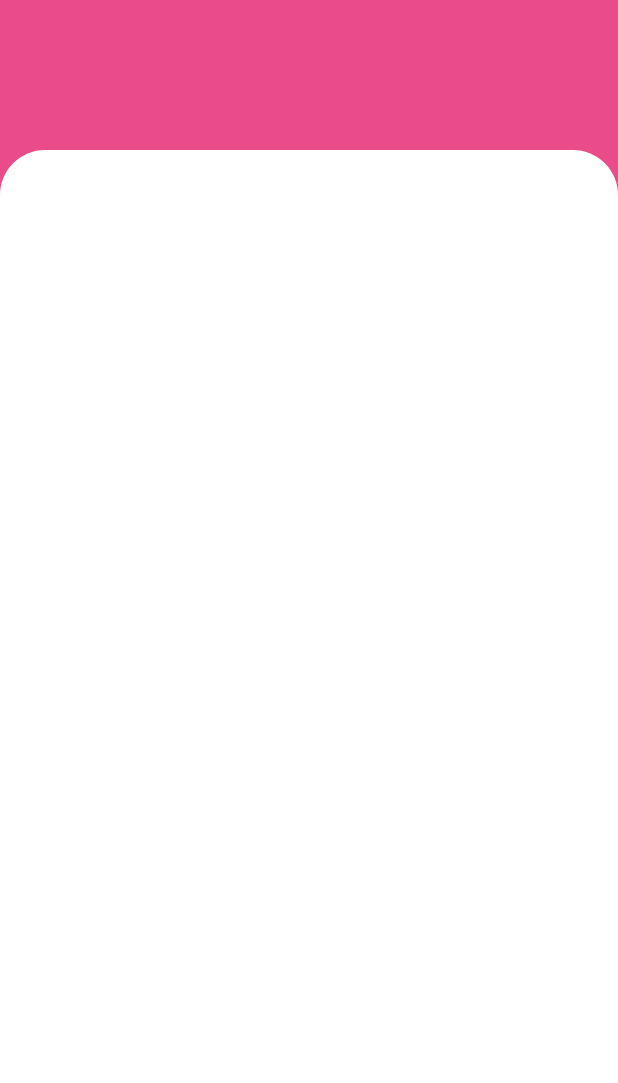
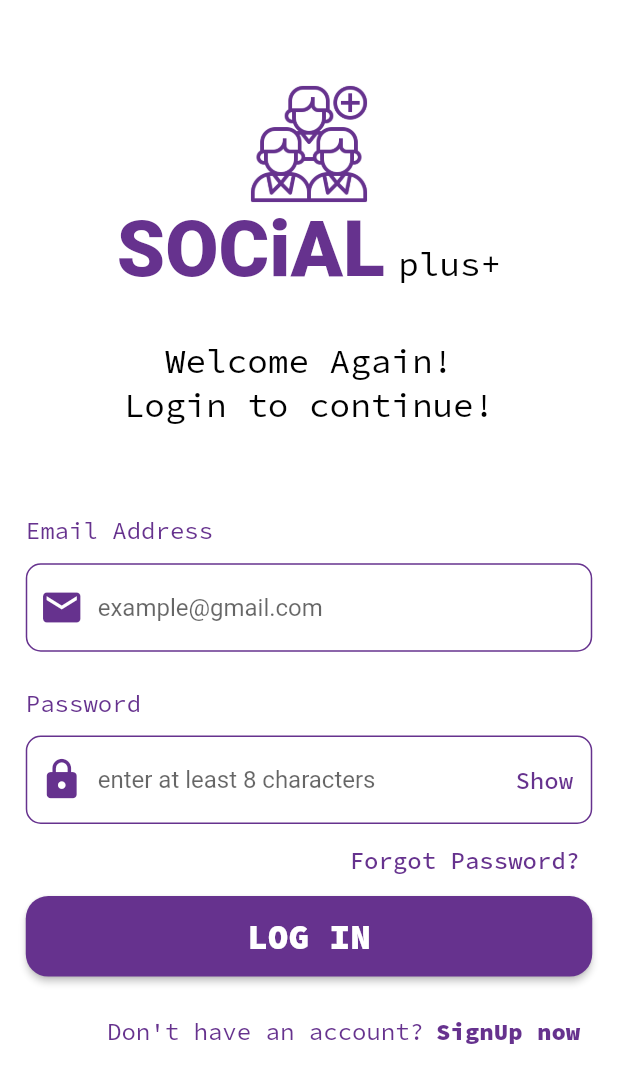
Before and after one commit to Mohamedramzii/social-plus, a Flutter app: the screen it shows after launch, on a phone screen of 412 x 824 dp. Shown: the top 1083 px of the screen. Run offline on Flutter 3.47's test engine with Material 2 defaults, Android fonts, the phone set to English and light mode, and no system bars; our stand-ins replace flutter_screenutil, google_fonts, hexcolor, page_transition.

Commit message:
Login and Signup UI DONE

```diff
--- /dev/null
+++ b/lib/core/app_manager/assets/icons_manager.dart
@@ -0,0 +1,3 @@
+abstract class IconsManager {
+  static const email = 'images/at.svg';
+}
--- /dev/null
+++ b/lib/core/app_manager/assets/images_manager.dart
@@ -0,0 +1,4 @@
+abstract class ImageManager{
+
+  static const addLogo='images/add-logo.png';
+}
--- /dev/null
+++ b/lib/core/app_manager/colors/colors_manager.dart
@@ -0,0 +1,5 @@
+import 'package:hexcolor/hexcolor.dart';
+
+abstract class ColorsManager {
+  static HexColor primaryColor = HexColor('66328E');
+}
--- /dev/null
+++ b/lib/core/app_manager/font/fonts_manager.dart
@@ -0,0 +1,24 @@
+import 'package:flutter/cupertino.dart';
+import 'package:flutter/material.dart';
+import 'package:flutter_screenutil/flutter_screenutil.dart';
+import 'package:google_fonts/google_fonts.dart';
+import 'package:social_app/core/app_manager/colors/colors_manager.dart';
+
+abstract class FontManager {
+  static TextStyle textStyle45 = GoogleFonts.dynaPuff(
+      textStyle: TextStyle(
+          fontSize: 45.sp,
+          fontWeight: FontWeight.w900,
+          color: ColorsManager.primaryColor));
+  static TextStyle textStyle20 = GoogleFonts.sourceCodePro(
+      textStyle: TextStyle(
+    fontSize: 20.sp,
+    color: Colors.black,
+  ));
+
+  static TextStyle textStyle14 = GoogleFonts.sourceCodePro(
+      textStyle: TextStyle(
+    fontSize: 14.sp,
+    color: ColorsManager.primaryColor,
+  ));
+}
--- a/lib/core/app_manager/theme/theme_manager.dart
+++ b/lib/core/app_manager/theme/theme_manager.dart
@@ -1,16 +1,19 @@
 import 'package:flutter/material.dart';
 import 'package:flutter/services.dart';
-import 'package:hexcolor/hexcolor.dart';
+import 'package:google_fonts/google_fonts.dart';
+import 'package:social_app/core/app_manager/colors/colors_manager.dart';
 
 abstract class Theme_Data {
   static ThemeData lightTheme = ThemeData(
-      appBarTheme: AppBarTheme(
-    backgroundColor: HexColor('CC0E75'),
-    elevation: 0,
-    systemOverlayStyle: SystemUiOverlayStyle(
-      statusBarColor: HexColor('CC0E75'),
+    appBarTheme:  AppBarTheme(
+      backgroundColor: Colors.white,
+      elevation: 0,
+      systemOverlayStyle: SystemUiOverlayStyle(
+        statusBarColor: ColorsManager.primaryColor
+      )
     ),
-  ));
+    scaffoldBackgroundColor: Colors.white
+  );
 
   static ThemeData darkTheme = ThemeData();
 }
--- /dev/null
+++ b/lib/core/common_widgets/custom_logo_widget.dart
@@ -0,0 +1,35 @@
+import 'package:flutter/material.dart';
+
+import '../app_manager/assets/images_manager.dart';
+import '../app_manager/colors/colors_manager.dart';
+import '../app_manager/font/fonts_manager.dart';
+
+class CustomLogoWidget extends StatelessWidget {
+  const CustomLogoWidget({super.key});
+
+  @override
+  Widget build(BuildContext context) {
+    return Column(
+      children: [
+        Align(
+            alignment: Alignment.center,
+            child: Image.asset(
+              ImageManager.addLogo,
+              width: 80,
+              color: ColorsManager.primaryColor,
+            )),
+        RichText(
+          text: TextSpan(
+            children: [
+              TextSpan(text: 'SOCiAL', style: FontManager.textStyle45),
+              const TextSpan(
+                text: '  ',
+              ),
+              TextSpan(text: 'plus+', style: FontManager.textStyle20),
+            ],
+          ),
+        )
+      ],
+    );
+  }
+}
--- a/lib/features/Auth/presentation/views/login_view.dart
+++ b/lib/features/Auth/presentation/views/login_view.dart
@@ -1,40 +1,86 @@
 import 'package:flutter/material.dart';
-import 'package:hexcolor/hexcolor.dart';
+import 'package:flutter_screenutil/flutter_screenutil.dart';
+import 'package:page_transition/page_transition.dart';
+import 'package:social_app/core/app_manager/colors/colors_manager.dart';
+import 'package:social_app/core/app_manager/font/fonts_manager.dart';
+import 'package:social_app/features/Auth/presentation/views/signup_view.dart';
+import 'package:social_app/features/Auth/presentation/views/widgets/custom_button_widget.dart';
+import 'package:social_app/core/common_widgets/custom_logo_widget.dart';
+import '../../../../core/navigation_manager.dart';
+import 'widgets/custom_greeting_widget.dart';
+import 'widgets/custom_question_widget.dart';
+import 'widgets/custom_textFormField_widget.dart';
 
 class LoginView extends StatelessWidget {
-  const LoginView({super.key});
+  LoginView({super.key});
 
+  TextEditingController emailcontroller = TextEditingController();
+  TextEditingController passwordcontroller = TextEditingController();
   @override
   Widget build(BuildContext context) {
     return Scaffold(
-      // appBar: AppBar(),
-      body: Container(
-        height: double.infinity,
-        width: double.infinity,
-        color: HexColor('EA4C89'),
-        child: Stack(
-          children: [
-            Column(
+        appBar: AppBar(),
+        body: SingleChildScrollView(
+          child: Padding(
+            padding: EdgeInsets.symmetric(horizontal: 15.w),
+            child: Column(
               children: [
-                const SizedBox(height: 100,),
-                Expanded(
-                  child: Container(
-                    // height: ,
-                        width: double.infinity,
-                    decoration: const BoxDecoration(
-                      color: Colors.white,
-                      borderRadius: BorderRadius.only(
-                        topLeft: Radius.circular(30),
-                        topRight: Radius.circular(30),
-                      )
-                    ),
+                const CustomLogoWidget(),
+                Padding(
+                  padding: EdgeInsets.only(top: 25.h),
+                  child: const CustomGreetingWidget(
+                    text1: 'Welcome Again!',
+                    text2: 'Login to continue!',
                   ),
                 ),
+                SizedBox(
+                  height: 50.h,
+                ),
+                CustomTextFormFieldWidget(
+                  title: 'Email Address',
+                  hinttext: 'example@gmail.com',
+                  icon: Icons.email,
+                  controller: emailcontroller,
+                  onsave: (value) {},
+                  onvalidate: (value) {},
+                ),
+                SizedBox(
+                  height: 20.h,
+                ),
+                CustomTextFormFieldWidget(
+                  title: 'Password',
+                  hinttext: 'enter at least 8 characters',
+                  icon: Icons.lock,
+                  suffixicon: TextButton(
+                    onPressed: () {},
+                    child: Text('Show', style: FontManager.textStyle14),
+                  ),
+                  controller: passwordcontroller,
+                  onsave: (value) {},
+                  onvalidate: (value) {},
+                ),
+                Align(
+                  alignment: Alignment.centerRight,
+                  child: TextButton(
+                    onPressed: () {},
+                    child: Text('Forgot Password?',
+                        style: FontManager.textStyle14),
+                  ),
+                ),
+                const CustomButtonWidget(text: 'LOG IN'),
+                SizedBox(
+                  height: 10.h,
+                ),
+                CustomQuestionWidget(
+                    question: 'Don\'t have an account?',
+                    answer: 'SignUp now',
+                    onPress: () {
+                      Navigation.navigateWithReturnFromRightToLeft(
+                          screen: SignUpView(), context: context);
+                    })
               ],
-            )
-          ],
-        ),
-      ),
-    );
+            ),
+          ),
+        ));
   }
 }
--- /dev/null
+++ b/lib/features/Auth/presentation/views/widgets/custom_button_widget.dart
@@ -0,0 +1,29 @@
+import 'package:flutter/material.dart';
+import 'package:flutter_screenutil/flutter_screenutil.dart';
+
+import '../../../../../core/app_manager/colors/colors_manager.dart';
+import '../../../../../core/app_manager/font/fonts_manager.dart';
+
+class CustomButtonWidget extends StatelessWidget {
+  const CustomButtonWidget({
+    Key? key,
+    required this.text,
+  }) : super(key: key);
+
+ final String text;
+  @override
+  Widget build(BuildContext context) {
+    return MaterialButton(
+      onPressed: () {},
+      minWidth: double.infinity,
+      height: 45.h,
+      color: ColorsManager.primaryColor,
+      shape: RoundedRectangleBorder(borderRadius: BorderRadius.circular(15)),
+      child: Text(
+        text,
+        style: FontManager.textStyle20
+            .copyWith(color: Colors.white, fontWeight: FontWeight.w900),
+      ),
+    );
+  }
+}
--- /dev/null
+++ b/lib/features/Auth/presentation/views/widgets/custom_greeting_widget.dart
@@ -0,0 +1,30 @@
+import 'package:flutter/material.dart';
+
+import '../../../../../core/app_manager/font/fonts_manager.dart';
+
+class CustomGreetingWidget extends StatelessWidget {
+  const CustomGreetingWidget({
+    Key? key,
+    required this.text1,
+    required this.text2,
+  }) : super(key: key);
+
+  final String text1;
+  final String text2;
+
+  @override
+  Widget build(BuildContext context) {
+    return Column(
+      children: [
+        Text(
+          text1,
+          style: FontManager.textStyle20,
+        ),
+        Text(
+          text2,
+          style: FontManager.textStyle20,
+        ),
+      ],
+    );
+  }
+}
--- /dev/null
+++ b/lib/features/Auth/presentation/views/widgets/custom_question_widget.dart
@@ -0,0 +1,38 @@
+import 'package:flutter/material.dart';
+
+import '../../../../../core/app_manager/font/fonts_manager.dart';
+
+class CustomQuestionWidget extends StatelessWidget {
+  const CustomQuestionWidget({
+    Key? key,
+    required this.question,
+    required this.answer,
+    required this.onPress,
+  }) : super(key: key);
+
+
+final String question;
+final String answer;
+final Function() onPress;
+  @override
+  Widget build(BuildContext context) {
+    return Row(
+      mainAxisAlignment: MainAxisAlignment.end,
+      children: [
+        Text(
+          question,
+          style: FontManager.textStyle14,
+        ),
+        TextButton(
+          onPressed: () {
+            onPress();
+          },
+          child: Text(
+            answer,
+            style: FontManager.textStyle14.copyWith(fontWeight: FontWeight.w900),
+          ),
+        ),
+      ],
+    );
+  }
+}
--- /dev/null
+++ b/lib/features/Auth/presentation/views/widgets/custom_textFormField_widget.dart
@@ -0,0 +1,73 @@
+import 'package:flutter/material.dart';
+import 'package:flutter_screenutil/flutter_screenutil.dart';
+
+import 'package:social_app/core/app_manager/colors/colors_manager.dart';
+
+import '../../../../../core/app_manager/font/fonts_manager.dart';
+
+class CustomTextFormFieldWidget extends StatelessWidget {
+   CustomTextFormFieldWidget({
+    super.key,
+    required this.title,
+    required this.hinttext,
+     this.icon,
+    this.suffixicon,
+    required this.controller,
+    required this.onsave,
+    required this.onvalidate,
+  });
+
+  final String title;
+  final String hinttext;
+   IconData? icon;
+  final Widget? suffixicon;
+  final TextEditingController controller;
+  final FormFieldSetter<String> onsave;
+  final FormFieldValidator<String> onvalidate;
+  @override
+  Widget build(BuildContext context) {
+    return Column(
+      crossAxisAlignment: CrossAxisAlignment.start,
+      children: [
+        Text(
+          title,
+          style: FontManager.textStyle14,
+        ),
+        SizedBox(
+          height: 10.h,
+        ),
+        TextFormField(
+          controller: controller,
+          onSaved: onsave,
+          validator: onvalidate,
+          textAlign: TextAlign.left,
+          decoration: InputDecoration(
+            hintText: hinttext,
+
+            prefixIcon: Icon(
+              icon,
+              color: ColorsManager.primaryColor,
+              size: 30,
+            ),
+            suffixIcon:suffixicon,
+            enabledBorder: OutlineInputBorder(
+                borderSide: BorderSide(
+                  color: ColorsManager.primaryColor,
+                ),
+                borderRadius: BorderRadius.circular(10)),
+            focusedBorder: OutlineInputBorder(
+                borderSide: BorderSide(
+                  color: ColorsManager.primaryColor,
+                ),
+                borderRadius: BorderRadius.circular(10)),
+            errorBorder: OutlineInputBorder(
+                borderSide: const BorderSide(
+                  color: Colors.red,
+                ),
+                borderRadius: BorderRadius.circular(10)),
+          ),
+        )
+      ],
+    );
+  }
+}
--- a/lib/main.dart
+++ b/lib/main.dart
@@ -1,4 +1,5 @@
 import 'package:flutter/material.dart';
+import 'package:flutter_screenutil/flutter_screenutil.dart';
 import 'package:social_app/core/app_manager/theme/theme_manager.dart';
 import 'package:social_app/features/Auth/presentation/views/login_view.dart';
 
@@ -9,16 +10,20 @@ void main() {
 class MyApp extends StatelessWidget {
   const MyApp({super.key});
 
-
   @override
   Widget build(BuildContext context) {
-    return MaterialApp(
-      title: 'Social App',
-      debugShowCheckedModeBanner: false,
-      theme: Theme_Data.lightTheme,
-      darkTheme: Theme_Data.darkTheme,
-      themeMode: ThemeMode.light,
-      home: const LoginView(),
+    return ScreenUtilInit(
+      designSize: const Size(360, 690),
+      minTextAdapt: true,
+      splitScreenMode: true,
+      builder: (context, child) => MaterialApp(
+        title: 'Social App',
+        debugShowCheckedModeBanner: false,
+        theme: Theme_Data.lightTheme,
+        darkTheme: Theme_Data.darkTheme,
+        themeMode: ThemeMode.light,
+        home:  LoginView(),
+      ),
     );
   }
 }
```
Also changed, not shown: lib/core/navigation_manager.dart (added, +55 -0 lines), lib/features/Auth/presentation/views/signup_view.dart (added, +121 -0 lines), pubspec.yaml (+6 -2 lines), images/add-logo.png (added), images/at.svg (added), images/email.png (added), pubspec.lock, 1 other file.
